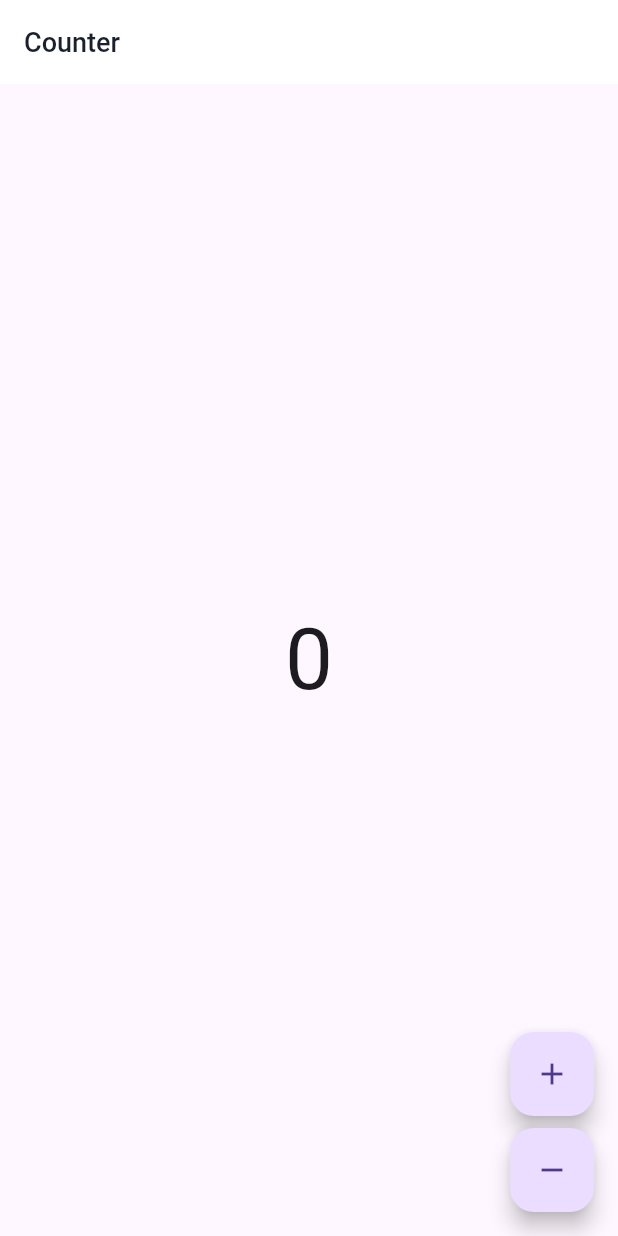
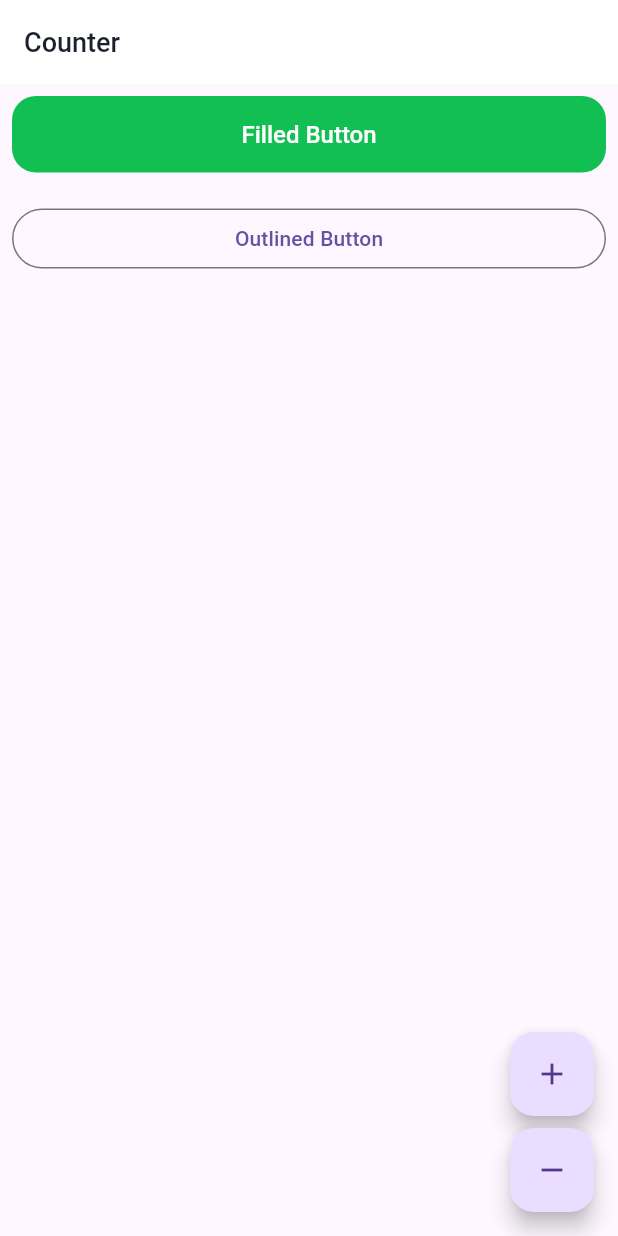
Before and after one commit to monirhelalee/office-hour, a Flutter app: the screen it shows after launch, on a phone screen of 412 x 824 dp. Run offline on Flutter 3.47's test engine with Material 3 defaults, Android fonts, the phone set to English and light mode, and no system bars; our stand-ins replace bloc, flutter_bloc; generated files the repository leaves out were written again.

Commit message:
Update dependencies and theme The light theme was updated to include a `FilledButtonThemeData` and a new `buttonTextColor`. The `AppTheme` abstract class was also updated to include `buttonTextColor`.

```diff
--- a/lib/app/view/theme/light_theme.dart
+++ b/lib/app/view/theme/light_theme.dart
@@ -33,10 +33,23 @@ class LightTheme extends AppTheme {
       foregroundColor: colors.surface900,
       titleTextStyle: TextStyles.labelMedium,
     ),
+    filledButtonTheme: filledButtonThemeData,
   );
 
   @override
-  FilledButtonThemeData get filledButtonThemeData => throw UnimplementedError();
+  FilledButtonThemeData get filledButtonThemeData => FilledButtonThemeData(
+    style: FilledButton.styleFrom(
+      backgroundColor: colors.primary,
+      padding: const EdgeInsets.all(16),
+      shape: RoundedRectangleBorder(
+        borderRadius: BorderRadius.circular(16),
+      ),
+      textStyle: TextStyles.titleLarge,
+      foregroundColor: colors.buttonTextColor,
+      disabledBackgroundColor: colors.surface100,
+      disabledForegroundColor: colors.primary,
+    ),
+  );
 
   @override
   OutlinedButtonThemeData get outlinedButtonThemeData =>
@@ -121,4 +134,7 @@ class LightColors extends AppColors {
 
   @override
   Color get error => const Color(0xfff75555);
+
+  @override
+  Color get buttonTextColor => Colors.white;
 }
--- a/lib/app/view/theme/theme.dart
+++ b/lib/app/view/theme/theme.dart
@@ -33,6 +33,7 @@ abstract class AppColors {
   Color get surface900;
 
   Color get background;
+  Color get buttonTextColor;
 }
 
 abstract class AppTheme {
--- a/lib/counter/view/counter_page.dart
+++ b/lib/counter/view/counter_page.dart
@@ -23,7 +23,30 @@ class CounterView extends StatelessWidget {
     final l10n = context.l10n;
     return Scaffold(
       appBar: AppBar(title: Text(l10n.counterAppBarTitle)),
-      body: const Center(child: CounterText()),
+      body: Padding(
+        padding: const EdgeInsets.all(8),
+        child: Column(
+          children: [
+            SizedBox(
+              width: double.maxFinite,
+              child: FilledButton(
+                onPressed: () {},
+                child: const Text('Filled Button'),
+              ),
+            ),
+            const SizedBox(
+              height: 20,
+            ),
+            SizedBox(
+              width: double.maxFinite,
+              child: OutlinedButton(
+                onPressed: () {},
+                child: const Text('Outlined Button'),
+              ),
+            ),
+          ],
+        ),
+      ),
       floatingActionButton: Column(
         mainAxisAlignment: MainAxisAlignment.end,
         crossAxisAlignment: CrossAxisAlignment.end,
```
Also changed, not shown: pubspec.lock.
